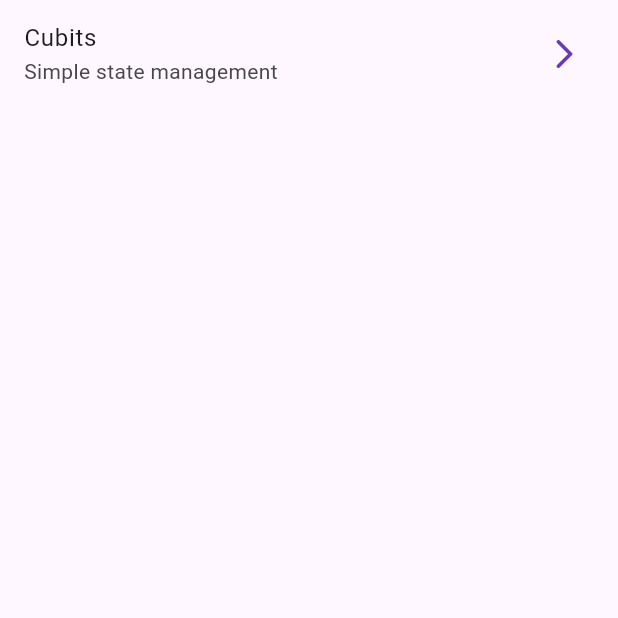
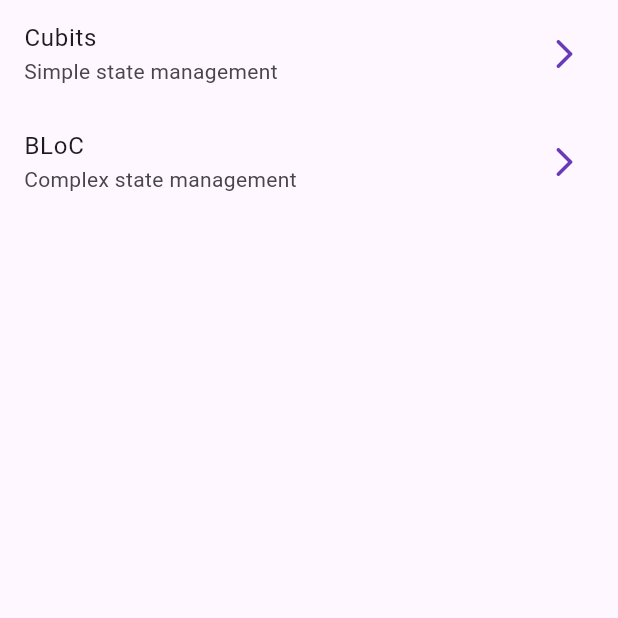
Before and after one commit to GonzaloQu3dena/forms_app, a Flutter app: the screen it shows after launch, on a phone screen of 412 x 824 dp, the top half of it. Run offline on Flutter 3.47's test engine with Material 3 defaults, Android fonts, the phone set to English and light mode, and no system bars; our stand-ins replace go_router.

Commit message:
feat(counter): add bloc counter screen.

```diff
--- a/lib/public/home/screens/home_screen.dart
+++ b/lib/public/home/screens/home_screen.dart
@@ -19,9 +19,15 @@ class HomeScreen extends StatelessWidget {
             trailing: const Icon(
               Icons.arrow_forward_ios_rounded,
             ),
-            onTap: () => {
-              context.push('/cubits')
-            },
+            onTap: () => {context.push('/cubits')},
+          ),
+          ListTile(
+            title: const Text('BLoC'),
+            subtitle: const Text('Complex state management'),
+            trailing: const Icon(
+              Icons.arrow_forward_ios_rounded,
+            ),
+            onTap: () => {context.push('/bloc')},
           )
         ],
       ),
--- a/lib/shared/router/app_router.dart
+++ b/lib/shared/router/app_router.dart
@@ -1,3 +1,4 @@
+import 'package:forms_app/counter/presentation/screens/bloc_counter_screen.dart';
 import 'package:go_router/go_router.dart';
 import 'package:forms_app/public/home/screens/home_screen.dart';
 import 'package:forms_app/counter/presentation/screens/cubit_counter_screen.dart';
@@ -12,6 +13,10 @@ final appRouter = GoRouter(
     GoRoute(
       path: '/cubits',
       builder: (context, state) => const CubitCounterScreen(),
+    ),
+    GoRoute(
+      path: '/bloc',
+      builder: (context, state) => const BlocCounterScreen(),
     )
   ],
 );
```
Also changed, not shown: lib/counter/presentation/screens/bloc_counter_screen.dart (added, +49 -0 lines).
